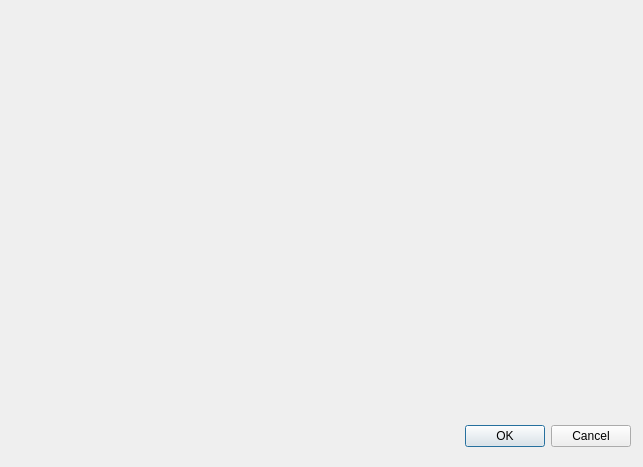
gstiebler/cableway, file data/qt/DrawingWindow.ui: the form before one commit.
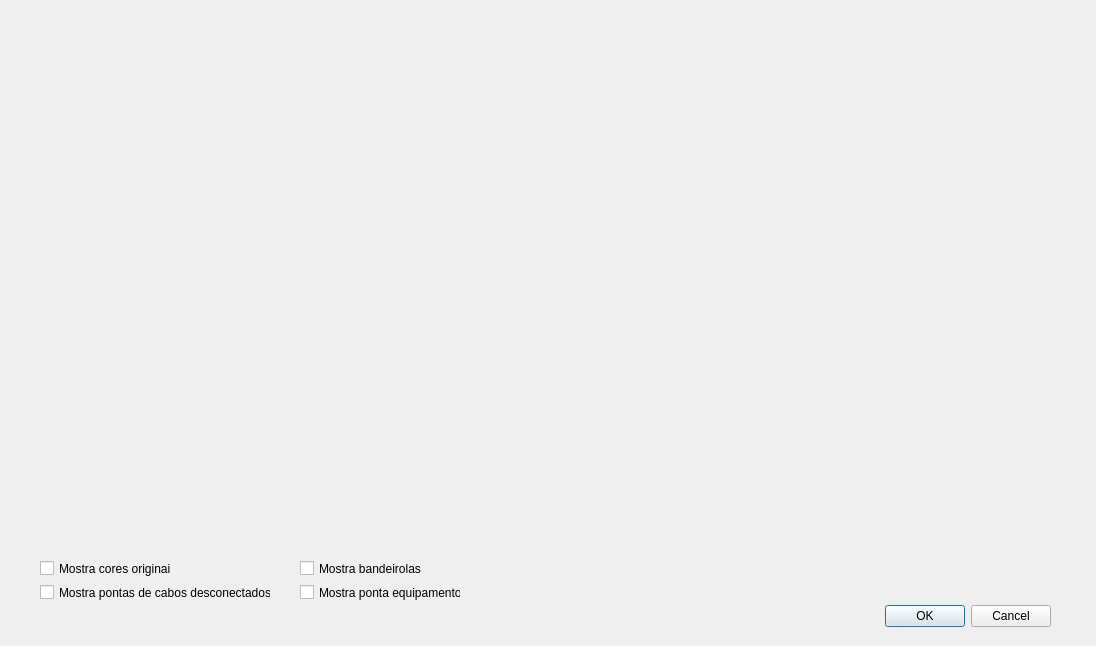
The form after the commit.

Commit message: considering drawing window options

The edit to the form file:
```diff
--- a/data/qt/DrawingWindow.ui
+++ b/data/qt/DrawingWindow.ui
@@ -6,8 +6,8 @@
    <rect>
     <x>0</x>
     <y>0</y>
-    <width>643</width>
-    <height>467</height>
+    <width>1096</width>
+    <height>646</height>
    </rect>
   </property>
   <property name="windowTitle">
@@ -16,8 +16,8 @@
   <widget class="QDialogButtonBox" name="buttonBox">
    <property name="geometry">
     <rect>
-     <x>440</x>
-     <y>420</y>
+     <x>860</x>
+     <y>600</y>
      <width>191</width>
      <height>32</height>
     </rect>
@@ -32,14 +32,66 @@
   <widget class="QWidget" name="verticalLayoutWidget">
    <property name="geometry">
     <rect>
-     <x>20</x>
+     <x>30</x>
      <y>20</y>
-     <width>601</width>
-     <height>371</height>
+     <width>1041</width>
+     <height>521</height>
     </rect>
    </property>
    <layout class="QVBoxLayout" name="verticalLayout"/>
   </widget>
+  <widget class="QCheckBox" name="cbShowOriginalColors">
+   <property name="geometry">
+    <rect>
+     <x>40</x>
+     <y>560</y>
+     <width>131</width>
+     <height>17</height>
+    </rect>
+   </property>
+   <property name="text">
+    <string>Mostra cores originais</string>
+   </property>
+  </widget>
+  <widget class="QCheckBox" name="cbShowBandeirolas">
+   <property name="geometry">
+    <rect>
+     <x>300</x>
+     <y>560</y>
+     <width>131</width>
+     <height>17</height>
+    </rect>
+   </property>
+   <property name="text">
+    <string>Mostra bandeirolas</string>
+   </property>
+  </widget>
+  <widget class="QCheckBox" name="cbShowEquipmentEnding">
+   <property name="geometry">
+    <rect>
+     <x>300</x>
+     <y>584</y>
+     <width>161</width>
+     <height>17</height>
+    </rect>
+   </property>
+   <property name="text">
+    <string>Mostra ponta equipamento</string>
+   </property>
+  </widget>
+  <widget class="QCheckBox" name="cbShowDisconnectedCableEndings">
+   <property name="geometry">
+    <rect>
+     <x>40</x>
+     <y>584</y>
+     <width>231</width>
+     <height>17</height>
+    </rect>
+   </property>
+   <property name="text">
+    <string>Mostra pontas de cabos desconectados</string>
+   </property>
+  </widget>
  </widget>
  <resources/>
  <connections>
```
The commit also changes 4 other files.
